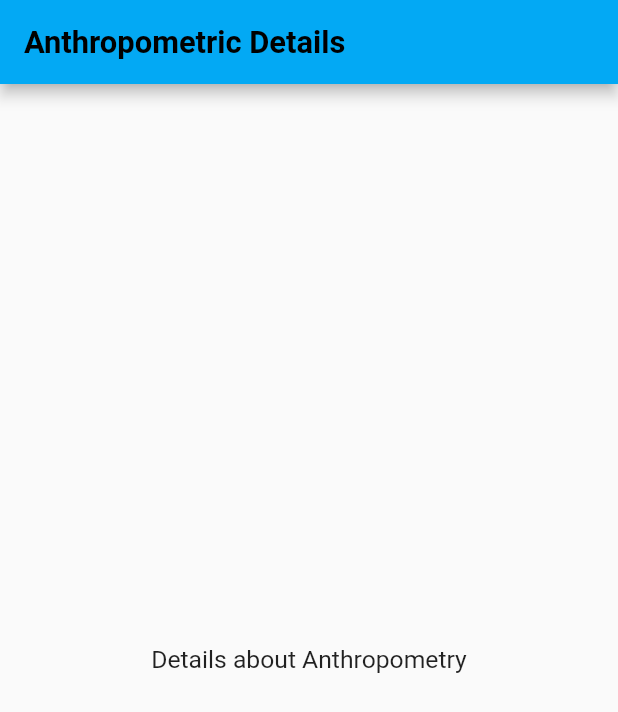
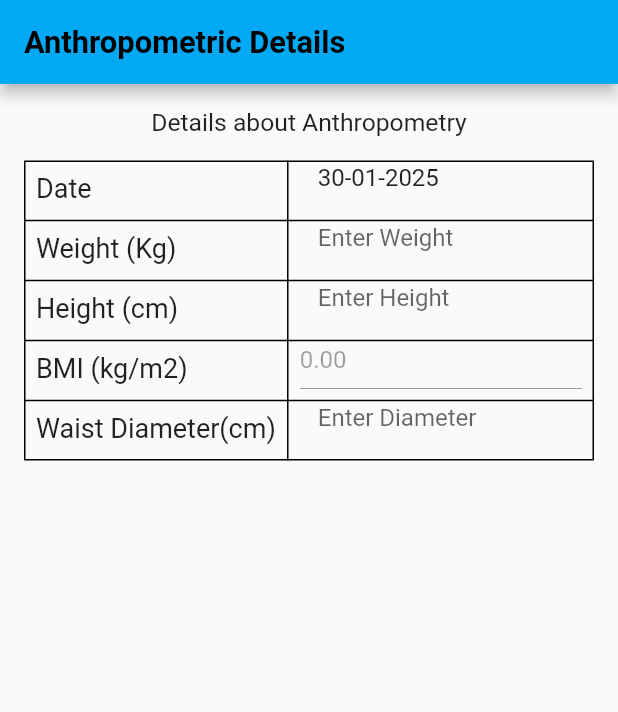
Before and after one commit to AnshumSingla/diacare360, a Flutter app: the Details screen opened directly, on a phone screen of 412 x 824 dp. Shown: the top 712 px of the screen. Run offline on Flutter 3.47's test engine with Material 3 defaults, Android fonts, the phone set to English and light mode, and no system bars; our stand-ins replace fl_chart.

Commit message:
added the anthropometric table

```diff
--- a/lib/Pages/homePageGrid/Details.dart
+++ b/lib/Pages/homePageGrid/Details.dart
@@ -1,4 +1,5 @@
 import 'package:flutter/material.dart';
+import 'package:intl/intl.dart'; // Import intl package for date formatting
 
 class Details extends StatefulWidget {
   const Details({super.key});
@@ -8,6 +9,30 @@ class Details extends StatefulWidget {
 }
 
 class _DetailsState extends State<Details> {
+  double weight = 0;
+  double height = 0;
+  double bmi = 0;
+  double diameter = 0;
+  late TextEditingController dateController;
+  String errorMessage = '';
+
+  @override
+  void initState() {
+    super.initState();
+
+    // Initialize the date controller with today's date in dd-MM-yyyy format
+    DateTime now = DateTime.now();
+    String formattedDate = DateFormat('dd-MM-yyyy').format(now);
+    dateController = TextEditingController(text: formattedDate);
+  }
+
+  @override
+  void dispose() {
+    dateController
+        .dispose(); // Clean up the controller when the widget is disposed
+    super.dispose();
+  }
+
   @override
   Widget build(BuildContext context) {
     // Responsive text styles
@@ -30,12 +55,137 @@ class _DetailsState extends State<Details> {
         ),
       ),
       body: Center(
-        child: Text(
-          "Details about Anthropometry",
-          style: bodyTextStyle,
-          textAlign: TextAlign.center, // Centers the text
+        child: Padding(
+          padding: const EdgeInsets.all(16.0),
+          child: Column(
+            children: [
+              Text(
+                "Details about Anthropometry",
+                style: bodyTextStyle,
+                textAlign: TextAlign.center, // Centers the text
+              ),
+              const SizedBox(height: 16),
+              Table(
+                border: TableBorder.all(),
+                columnWidths: const <int, TableColumnWidth>{
+                  0: IntrinsicColumnWidth(),
+                  1: FlexColumnWidth(),
+                  2: FixedColumnWidth(64),
+                },
+                defaultVerticalAlignment: TableCellVerticalAlignment.middle,
+                children: <TableRow>[
+                  _buildTableRow('Date', dateController, (value) {
+                    setState(() {
+                      if (!isValidDate(value)) {
+                        errorMessage =
+                            'Invalid date format. Please use dd-mm-yyyy.';
+                      } else {
+                        errorMessage = ''; // Clear the error message if valid
+                      }
+                    });
+                  }),
+                  _buildTableRow('Weight (Kg)', 'Enter Weight', (value) {
+                    setState(() {
+                      weight = double.tryParse(value) ??
+                          0; // Storing the weight value
+                      _calculateBMI(); // Recalculate BMI when weight changes
+                    });
+                  }),
+                  _buildTableRow('Height (cm)', 'Enter Height', (value) {
+                    setState(() {
+                      height = double.tryParse(value) ??
+                          0; // Storing the height value
+                      _calculateBMI(); // Recalculate BMI when height changes
+                    });
+                  }),
+                  _buildTableRow('BMI (kg/m2)', bmi.toStringAsFixed(2), null,
+                      isEditable: false), // BMI field is now non-editable
+                  _buildTableRow('Waist Diameter(cm)', 'Enter Diameter',
+                      (value) {
+                    setState(() {
+                      diameter = double.tryParse(value) ??
+                          0; // Storing the weight value
+                      _calculateBMI(); // Recalculate BMI when weight changes
+                    });
+                  }),
+                ],
+              ),
+              if (errorMessage.isNotEmpty)
+                Padding(
+                  padding: const EdgeInsets.all(8.0),
+                  child: Text(
+                    errorMessage,
+                    style: TextStyle(color: Colors.red),
+                  ),
+                ),
+            ],
+          ),
         ),
       ),
     );
   }
+
+  // Helper function to build each row of the table
+  TableRow _buildTableRow(
+      String label, dynamic hint, Function(String)? onChanged,
+      {bool isEditable = true}) {
+    return TableRow(
+      children: <Widget>[
+        Container(
+          height: 40,
+          padding: const EdgeInsets.all(8),
+          child: Text(
+            label,
+            style: TextStyle(fontSize: 18),
+          ),
+        ),
+        TableCell(
+          child: Container(
+            height: 40,
+            padding: const EdgeInsets.all(8),
+            child: TextFormField(
+              controller: hint is TextEditingController
+                  ? hint
+                  : null, // Use controller for date field
+              onChanged: onChanged,
+              decoration: InputDecoration(
+                hintText: hint is String ? hint : 'Enter Date',
+                enabledBorder: OutlineInputBorder(
+                  borderSide: BorderSide(color: Colors.transparent),
+                  borderRadius: BorderRadius.circular(10),
+                ),
+                focusedBorder: OutlineInputBorder(
+                  borderSide: BorderSide(color: Colors.transparent),
+                  borderRadius: BorderRadius.circular(10),
+                ),
+              ),
+              enabled:
+                  isEditable, // Set 'enabled' to false to make it non-editable
+              keyboardType:
+                  TextInputType.text, // Allow text input for date field
+            ),
+          ),
+        ),
+      ],
+    );
+  }
+
+  // Function to validate date in dd-MM-yyyy format
+  bool isValidDate(String date) {
+    RegExp dateExp = RegExp(r'^\d{2}-\d{2}-\d{4}$');
+    return dateExp.hasMatch(date);
+  }
+
+  // Function to calculate BMI when weight or height changes
+  void _calculateBMI() {
+    if (weight > 0 && height > 0) {
+      setState(() {
+        bmi = weight / ((height / 100) * (height / 100)); // BMI formula
+      });
+    } else {
+      setState(() {
+        bmi = 0; // Reset BMI if either weight or height is invalid
+      });
+    }
+  }
 }
--- a/pubspec.yaml
+++ b/pubspec.yaml
@@ -36,6 +36,7 @@ dependencies:
   # The following adds the Cupertino Icons font to your application.
   # Use with the CupertinoIcons class for iOS style icons.
   cupertino_icons: ^1.0.8
+  intl: ^0.20.2
 
 dev_dependencies:
   flutter_test:
```
Also changed, not shown: 1 other file.
